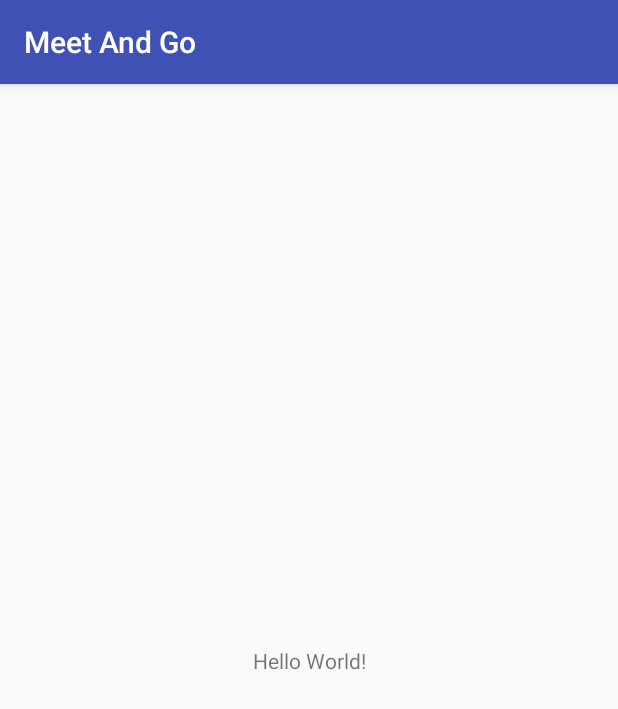
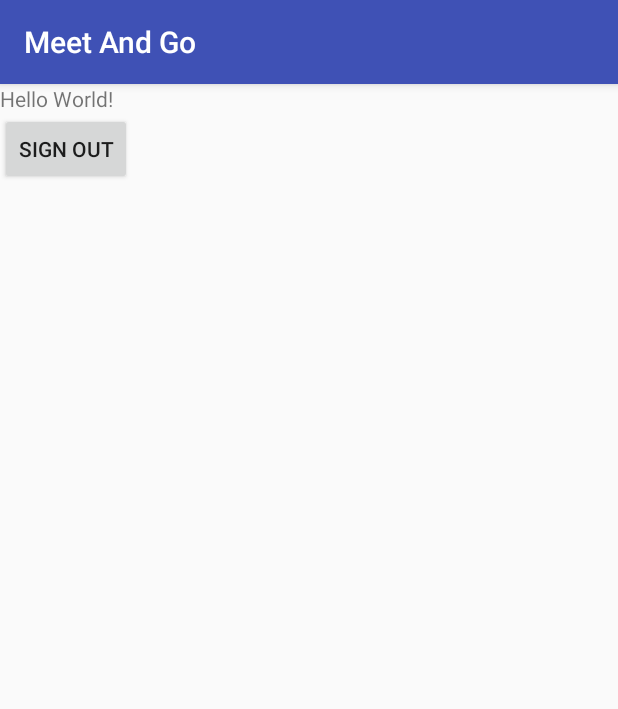
Before and after one commit to MeetAndGo/meetandgo, an Android app: the screen it shows after launch (MainActivity), on a phone screen of 412 x 824 dp. Shown: the top 709 px of the screen. Run offline under Robolectric (Android 15) with nearby library versions, the phone set to English and light mode, and no system bars; our stand-ins replace Firebase (no records; nobody signed in at launch, a user with empty details on screens opened directly); libraries missing offline, so code that uses them is left out: com.firebase.client, com.firebase.ui; 2 statements that could not run were skipped.

Commit message:
+ Add sign out ~ Facebook login no longer displays invalid app ID msg

```diff
--- a/app/src/main/java/com/meetandgo/meetandgo/MainActivity.java
+++ b/app/src/main/java/com/meetandgo/meetandgo/MainActivity.java
@@ -1,12 +1,18 @@
 package com.meetandgo.meetandgo;
 
 import android.content.Intent;
+import android.support.annotation.NonNull;
+import android.support.v4.app.FragmentActivity;
 import android.support.v7.app.AppCompatActivity;
 import android.os.Bundle;
 import android.util.Log;
+import android.view.View;
+import android.widget.Button;
 
 import com.firebase.ui.auth.AuthUI;
 import com.firebase.ui.auth.IdpResponse;
+import com.google.android.gms.tasks.OnCompleteListener;
+import com.google.android.gms.tasks.Task;
 import com.google.firebase.FirebaseApp;
 import com.google.firebase.auth.FirebaseAuth;
 import com.google.firebase.auth.FirebaseUser;
@@ -16,13 +22,17 @@ import com.google.firebase.database.FirebaseDatabase;
 import java.util.Arrays;
 import java.util.List;
 
-public class MainActivity extends AppCompatActivity {
+public class MainActivity extends AppCompatActivity{
 
     private static final int RC_SIGN_IN = 123;
     private FirebaseAuth mAuth;
 
 
-    List<AuthUI.IdpConfig> providers = Arrays.asList(new AuthUI.IdpConfig.Builder(AuthUI.EMAIL_PROVIDER).build(),new AuthUI.IdpConfig.Builder(AuthUI.FACEBOOK_PROVIDER).build());
+    List<AuthUI.IdpConfig> providers = Arrays.asList(new AuthUI.IdpConfig.Builder(AuthUI.EMAIL_PROVIDER).build(),
+                                                    new AuthUI.IdpConfig.Builder(AuthUI.FACEBOOK_PROVIDER).build(),
+                                                    new AuthUI.IdpConfig.Builder(AuthUI.GOOGLE_PROVIDER).build());
+
+    private Button btn_signout;
 
     @Override
     public void onStart() {
@@ -38,9 +48,25 @@ public class MainActivity extends AppCompatActivity {
     protected void onCreate(Bundle savedInstanceState) {
         super.onCreate(savedInstanceState);
         mAuth = FirebaseAuth.getInstance();
+        FirebaseApp.initializeApp(this);
 
         setContentView(R.layout.activity_main);
-        FirebaseApp.initializeApp(this);
+
+        btn_signout = findViewById(R.id.btn_signout); //link button to the button created in layout
+        btn_signout.setOnClickListener(new View.OnClickListener() {
+            @Override
+            public void onClick(View view) {
+                AuthUI.getInstance()
+                        .signOut((FragmentActivity) view.getContext())
+                        .addOnCompleteListener(new OnCompleteListener<Void>() {
+                            public void onComplete(@NonNull Task<Void> task) {
+                                startActivityForResult(AuthUI.getInstance().createSignInIntentBuilder().setAvailableProviders(providers).build(), RC_SIGN_IN);
+                            }
+                        });
+            }
+        });
+
+
 
         startActivityForResult(AuthUI.getInstance().createSignInIntentBuilder().setAvailableProviders(providers).build(), RC_SIGN_IN);
     }
@@ -67,4 +93,5 @@ public class MainActivity extends AppCompatActivity {
             }
         }
     }
+
 }
--- a/app/src/main/res/layout/activity_main.xml
+++ b/app/src/main/res/layout/activity_main.xml
@@ -1,10 +1,11 @@
 <?xml version="1.0" encoding="utf-8"?>
-<android.support.constraint.ConstraintLayout xmlns:android="http://schemas.android.com/apk/res/android"
+<LinearLayout xmlns:android="http://schemas.android.com/apk/res/android"
     xmlns:app="http://schemas.android.com/apk/res-auto"
     xmlns:tools="http://schemas.android.com/tools"
     android:layout_width="match_parent"
     android:layout_height="match_parent"
-    tools:context="com.meetandgo.meetandgo.MainActivity">
+    tools:context="com.meetandgo.meetandgo.MainActivity"
+    android:orientation="vertical">
 
     <TextView
         android:layout_width="wrap_content"
@@ -15,4 +16,12 @@
         app:layout_constraintRight_toRightOf="parent"
         app:layout_constraintTop_toTopOf="parent" />
 
-</android.support.constraint.ConstraintLayout>
+    <Button
+        android:id="@+id/btn_signout"
+        android:layout_width="wrap_content"
+        android:layout_height="wrap_content"
+        android:text="@string/sign_out"
+        tools:layout_editor_absoluteX="2dp"
+        tools:layout_editor_absoluteY="461dp" />
+
+</LinearLayout>
--- a/app/src/main/res/values/strings.xml
+++ b/app/src/main/res/values/strings.xml
@@ -1,3 +1,8 @@
 <resources>
     <string name="app_name">Meet And Go</string>
+    <!-- Facebook application ID and custom URL scheme (app ID prefixed by 'fb'). -->
+    <string name="facebook_application_id" translatable="false">605444806469252</string>
+    <string name="facebook_login_protocol_scheme" translatable="false">41ff94088e78fd635592a4f5d0674a35</string>
+    <string name="sign_out">Sign Out</string>
+
 </resources>
```
